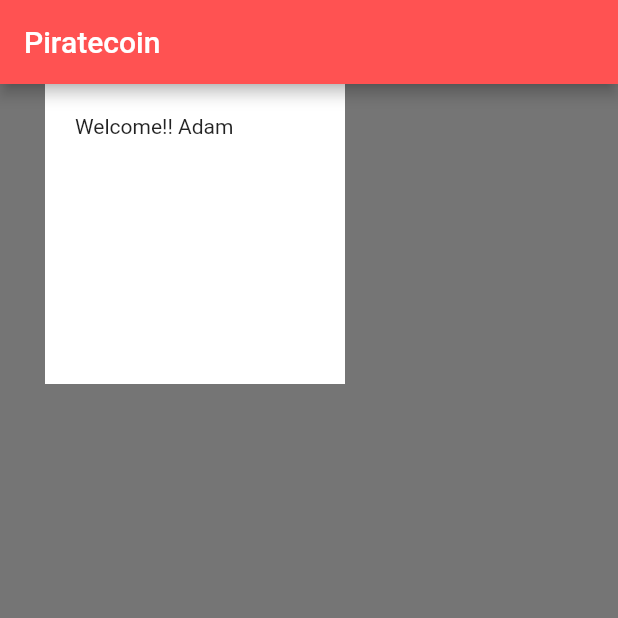
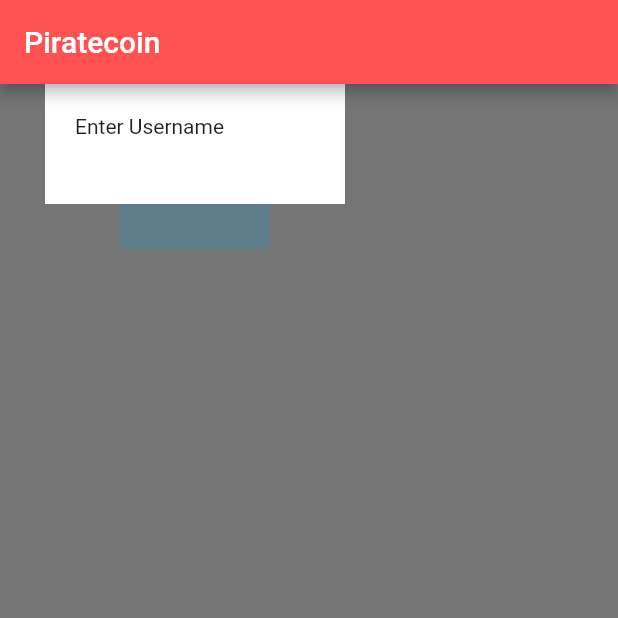
Before and after one commit to adammbule/apprentice, a Flutter app: the screen it shows after launch, on a phone screen of 412 x 824 dp, the top half of it. Run offline on Flutter 3.47's test engine with Material 2 defaults, Android fonts, the phone set to English and light mode, and no system bars.

Commit message:
Containers in containers in columns

```diff
--- a/lib/main.dart
+++ b/lib/main.dart
@@ -20,16 +20,26 @@ Piratecoin({super.key});
         body: SafeArea(
           child: Column(
             children: <Widget>[
-              Container( //container
-            height:200.0,
+              Container(//container
+            height:80.0,
             width:200.0,
             color:Colors.white,
-            child:Text('Welcome!! Adam'),
+            child:Text('Enter Username'),
             margin:EdgeInsets.only(left: 30.0),
             padding:EdgeInsets.all(20.0),
-            ],)
-            )
-          ),
-        );
+              ),
+              Container(
+                width: 100,
+                height: 30,
+                color: Colors.blueGrey,
+                child: Text('Enter Password'),
+                margin:EdgeInsets.only(left: 30.0),
+                padding:EdgeInsets.all(20.0),
+
+              ),
+            ]),
+            ),
+        )
+    );
       }
 }
```
